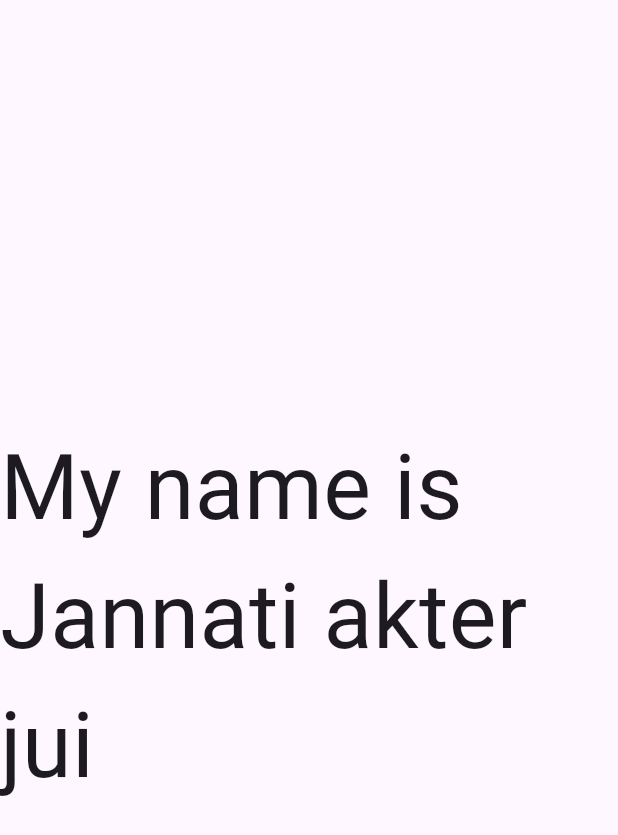
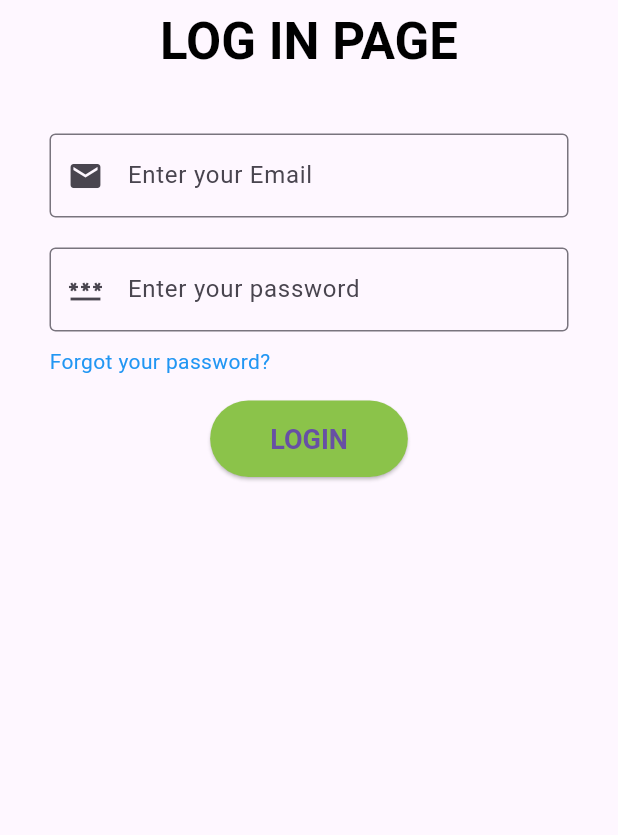
Before and after one commit to jui1960/Flutter, a Flutter app: the screen it shows after launch, on a phone screen of 412 x 824 dp. Shown: the top 835 px of the screen. Run offline on Flutter 3.47's test engine with Material 3 defaults, Android fonts, the phone set to English and light mode, and no system bars.

Commit message:
first log in page

```diff
--- a/first_class01/lib/main.dart
+++ b/first_class01/lib/main.dart
@@ -1,5 +1,3 @@
-// import 'package:flutter/material.dart';
-// import 'package:flutter/material.dart';
 import 'package:flutter/material.dart';
 void main() {
 
@@ -19,9 +17,6 @@ class MyApp extends StatelessWidget {
           child: Text('hello world,flutter basic',style: TextStyle(fontSize: 50),),
         ),
       ),
-
-
-
     );
   }
 }
--- a/second_class02/lib/main.dart
+++ b/second_class02/lib/main.dart
@@ -10,13 +10,85 @@ class MyApp extends StatelessWidget {
   // This widget is the root of your application.
   @override
   Widget build(BuildContext context) {
-    return MaterialApp(
-      debugShowCheckedModeBanner: false ,
-      home: Scaffold(
-        body: Center(
-          child: Text('My name is Jannati akter jui',style: TextStyle(fontSize: 60),),
+    return MaterialApp(debugShowCheckedModeBanner: false, home: header());
+  }
+}
+
+class header extends StatelessWidget {
+  const header({super.key});
+
+  @override
+  Widget build(BuildContext context) {
+    return Scaffold(
+      appBar: AppBar(
+        title: const Text(
+          'LOG IN PAGE',
+          style: TextStyle(
+            fontWeight: FontWeight.bold,
+
+            fontSize: 34,
+            color: Colors.black,
+            // backgroundColor: Colors.black26,
+          ),
         ),
-      )
+        centerTitle: true,
+      ),
+
+      body: Padding(
+        padding: const EdgeInsets.all(33),
+
+        child: Column(
+          children: [
+            const TextField(
+              decoration: InputDecoration(
+                labelText: 'Enter your Email',
+
+                // hintText: 'example@gmail.com',
+                prefixIcon: Icon(Icons.email),
+                border: OutlineInputBorder(),
+              ),
+            ),
+
+            const SizedBox(height: 20),
+
+            const TextField(
+              obscureText: true,
+              decoration: InputDecoration(
+                labelText: 'Enter your password',
+                prefixIcon: Icon(Icons.password),
+                border: OutlineInputBorder(),
+              ),
+            ),
+
+            const SizedBox(height: 10),
+
+            Align(
+              alignment: Alignment.centerLeft,
+              child: Text(
+                'Forgot your password?',
+                style: TextStyle(
+                  color: Colors.blue,
+                  fontSize: 14,
+
+                ),
+              ),
+            ),
+
+            //button
+            const SizedBox(height: 16),
+            ElevatedButton(
+              style: ElevatedButton.styleFrom(
+                backgroundColor: Colors.lightGreen,
+                padding: EdgeInsets.symmetric(horizontal: 40, vertical: 15),
+                textStyle: TextStyle(fontSize: 18, fontWeight: FontWeight.bold),
+              ),
+
+              onPressed: () {},
+              child: const Text('LOGIN'),
+            ),
+          ],
+        ),
+      ),
     );
   }
 }
```
